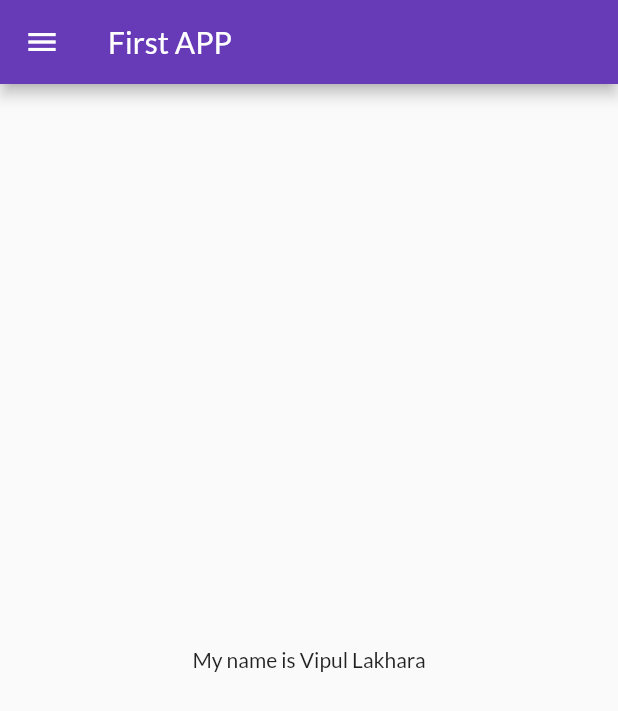
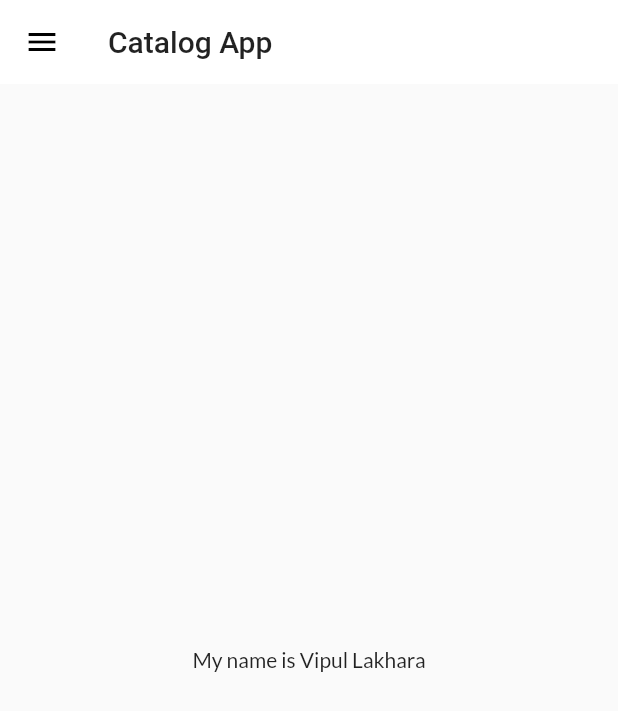
Before and after one commit to vlakhara/Flutter-Catalog-Demo, a Flutter app: the HomePage screen opened by its route, on a phone screen of 412 x 824 dp. Shown: the top 711 px of the screen. Run offline on Flutter 3.47's test engine with Material 2 defaults, Android fonts, the phone set to English and light mode, and no system bars; our stand-ins replace google_fonts.

Commit message:
themes extracted

```diff
--- a/lib/main.dart
+++ b/lib/main.dart
@@ -2,6 +2,7 @@
 import 'package:flutter_f1/pages/HomePage.dart';
 import 'package:flutter_f1/pages/LoginPage.dart';
 import 'package:flutter_f1/utils/routes.dart';
+import 'package:flutter_f1/widgets/themes.dart';
 import 'package:google_fonts/google_fonts.dart';
 
 void main() {
@@ -14,12 +15,9 @@
   Widget build(BuildContext context) {
     return MaterialApp(
       themeMode: ThemeMode.light,
-      theme: ThemeData(
-        primarySwatch: Colors.deepPurple,
-        fontFamily: GoogleFonts.lato().fontFamily,
-      ),
+      theme: MyTheme.lightTheme(context),
       debugShowCheckedModeBanner: false,
-      darkTheme: ThemeData(brightness: Brightness.dark),
+      darkTheme: MyTheme.darkTheme(context),
       initialRoute: "/",
       routes: {
         "/": (context) => LoginPage(),
--- a/lib/pages/HomePage.dart
+++ b/lib/pages/HomePage.dart
@@ -7,7 +7,7 @@
   Widget build(BuildContext context) {
     return Scaffold(
       appBar: AppBar(
-        title: Text("First APP"),
+        title: Text("Catalog App"),
       ),
       body: Center(
         child: Container(
--- /dev/null
+++ b/lib/widgets/themes.dart
@@ -0,0 +1,17 @@
+import 'package:flutter/material.dart';
+import 'package:google_fonts/google_fonts.dart';
+
+class MyTheme {
+  static ThemeData lightTheme(BuildContext context) => ThemeData(
+      primarySwatch: Colors.deepPurple,
+      fontFamily: GoogleFonts.lato().fontFamily,
+      appBarTheme: AppBarTheme(
+          color: Colors.white,
+          elevation: 0.0,
+          iconTheme: IconThemeData(color: Colors.black),
+          textTheme: Theme.of(context).textTheme));
+
+  static ThemeData darkTheme(BuildContext context) => ThemeData(
+        brightness: Brightness.dark,
+      );
+}
```
